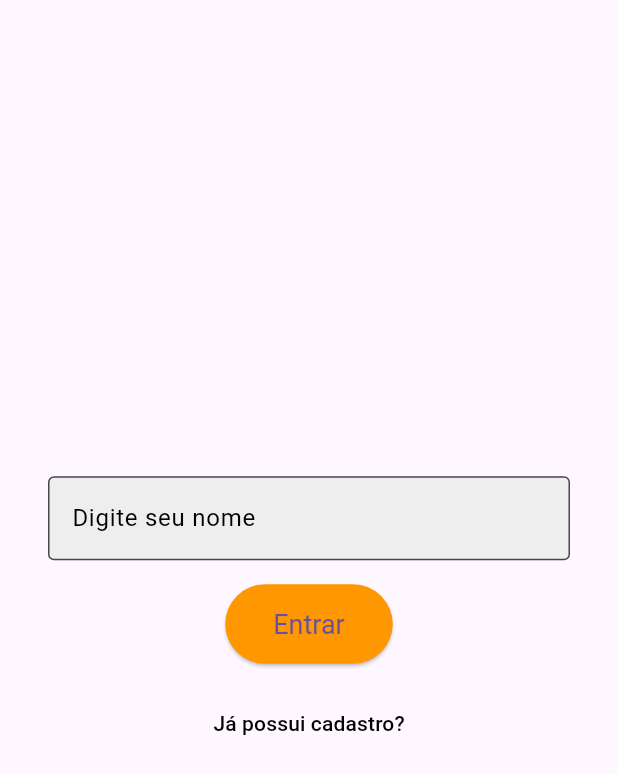
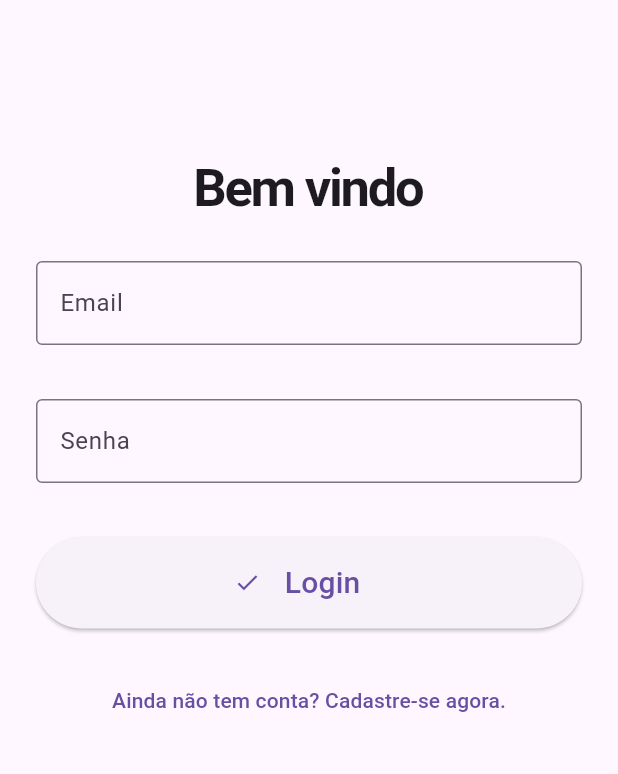
Before and after one commit to mamancio/PROJETO-BIMESTRE-2-FLUTTER-DART, a Flutter app: the screen it shows after launch, after a tap on "Entrar", on a phone screen of 412 x 824 dp. Shown: the top 774 px of the screen. Run offline on Flutter 3.47's test engine with Material 3 defaults, Android fonts, the phone set to English and light mode, and no system bars.

Commit message:
mais um commit

```diff
--- /dev/null
+++ b/lib/database/db.dart
@@ -0,0 +1 @@
+class DB {}
--- a/lib/pages/login.dart
+++ b/lib/pages/login.dart
@@ -1,66 +1,165 @@
 import 'package:flutter/material.dart';
 import 'homePages.dart';
 
-class Login extends StatelessWidget {
-  final TextEditingController _usernameController = TextEditingController();
+class Login extends StatefulWidget {
+  Login({Key? key}) : super(key: key);
+
+  @override
+  _LoginPageState createState() => _LoginPageState();
+}
+
+class _LoginPageState extends State<Login> {
+  final formKey = GlobalKey<FormState>();
+  final email = TextEditingController();
+  final senha = TextEditingController();
+
+  bool isLogin = true;
+  late String titulo;
+  late String actionButton;
+  late String toggleButton;
+  bool loading = false;
+
+  @override
+  void initState() {
+    super.initState();
+    setFormAction(true);
+  }
+
+  setFormAction(bool acao) {
+    setState(() {
+      isLogin = acao;
+      if (isLogin) {
+        titulo = 'Bem vindo';
+        actionButton = 'Login';
+        toggleButton = 'Ainda não tem conta? Cadastre-se agora.';
+      } else {
+        titulo = 'Crie sua conta';
+        actionButton = 'Cadastrar';
+        toggleButton = 'Voltar ao Login.';
+      }
+    });
+  }
+
+  login() {
+    Navigator.pushReplacement(
+      context,
+      MaterialPageRoute(
+          builder: (context) => HomePage(
+                username: '',
+              )),
+    );
+  }
+
+  registrar() async {}
 
   @override
   Widget build(BuildContext context) {
     return Scaffold(
-      body: Padding(
-        padding: const EdgeInsets.all(16.0),
+      body: SingleChildScrollView(
+        child: Padding(
+          padding: EdgeInsets.only(top: 100),
+          child: Form(
+            key: formKey,
             child: Column(
               mainAxisAlignment: MainAxisAlignment.center,
               children: [
-            // Campo de texto para nome de usuário
-            Padding(
-              padding: const EdgeInsets.symmetric(horizontal: 16.0),
-              child: TextField(
-                controller: _usernameController,
-                decoration: InputDecoration(
-                  labelText: 'Digite seu nome',
-                  labelStyle: TextStyle(color: Colors.black),
-                  border: OutlineInputBorder(),
-                  filled: true,
-                  fillColor: Colors.grey[200],
+                Text(
+                  titulo,
+                  style: TextStyle(
+                    fontSize: 35,
+                    fontWeight: FontWeight.bold,
+                    letterSpacing: -1.5,
                   ),
                 ),
+                Padding(
+                  padding: EdgeInsets.all(24),
+                  child: TextFormField(
+                    controller: email,
+                    decoration: InputDecoration(
+                      border: OutlineInputBorder(),
+                      labelText: 'Email',
                     ),
-            SizedBox(height: 16),
-            // Botão de login
-            ElevatedButton(
+                    keyboardType: TextInputType.emailAddress,
+
+                    // Remova ou comente a validação temporária
+                    validator: (value) {
+                      // if (value!.isEmpty) {
+                      //   return 'Informe o email corretamente!';
+                      // }
+                      return null;
+                    },
+                  ),
+                ),
+                Padding(
+                  padding:
+                      EdgeInsets.symmetric(vertical: 12.0, horizontal: 24.0),
+                  child: TextFormField(
+                    controller: senha,
+                    obscureText: true,
+                    decoration: InputDecoration(
+                      border: OutlineInputBorder(),
+                      labelText: 'Senha',
+                    ),
+
+                    // Remova ou comente a validação temporária
+                    validator: (value) {
+                      // if (value!.isEmpty) {
+                      //   return 'Informa sua senha!';
+                      // } else if (value.length < 6) {
+                      //   return 'Sua senha deve ter no mínimo 6 caracteres';
+                      // }
+                      return null;
+                    },
+                  ),
+                ),
+                Padding(
+                  padding: EdgeInsets.all(24.0),
+                  child: ElevatedButton(
                     onPressed: () {
-                final username = _usernameController.text.trim();
-                if (username.isNotEmpty) {
-                  Navigator.push(
-                    context,
-                    MaterialPageRoute(
-                      builder: (context) => HomePage(username: username),
-                    ),
-                  );
+                      if (isLogin) {
+                        // Chama a função login que agora vai para a HomePage
+                        login();
+                      } else {
+                        registrar();
                       }
                     },
-              child: Text('Entrar'),
-              style: ElevatedButton.styleFrom(
-                backgroundColor: Colors.orange,
-                padding: EdgeInsets.symmetric(vertical: 16, horizontal: 32),
-                textStyle: TextStyle(fontSize: 18),
+                    child: Row(
+                      mainAxisAlignment: MainAxisAlignment.center,
+                      children: (loading)
+                          ? [
+                              Padding(
+                                padding: EdgeInsets.all(16),
+                                child: SizedBox(
+                                  width: 24,
+                                  height: 24,
+                                  child: CircularProgressIndicator(
+                                    color: Colors.white,
                                   ),
                                 ),
-            SizedBox(height: 16),
-            // Link de "Já possui cadastro?"
-            TextButton(
-              onPressed: () {
-                // Ação para quem já possui cadastro
-              },
+                              )
+                            ]
+                          : [
+                              Icon(Icons.check),
+                              Padding(
+                                padding: EdgeInsets.all(16.0),
                                 child: Text(
-                'Já possui cadastro?',
-                style: TextStyle(color: Colors.black),
+                                  actionButton,
+                                  style: TextStyle(fontSize: 20),
                                 ),
                               ),
                             ],
                     ),
                   ),
+                ),
+                TextButton(
+                  onPressed: () => setFormAction(!isLogin),
+                  child: Text(toggleButton),
+                ),
+              ],
+            ),
+          ),
+        ),
+      ),
     );
   }
 }
--- /dev/null
+++ b/lib/pages/login_old.dart
@@ -0,0 +1,67 @@
+import 'package:flutter/material.dart';
+import 'homePages.dart';
+
+class Login extends StatelessWidget {
+  final TextEditingController _usernameController = TextEditingController();
+
+  @override
+  Widget build(BuildContext context) {
+    return Scaffold(
+      body: Padding(
+        padding: const EdgeInsets.all(16.0),
+        child: Column(
+          mainAxisAlignment: MainAxisAlignment.center,
+          children: [
+            // Campo de texto para nome de usuário
+            Padding(
+              padding: const EdgeInsets.symmetric(horizontal: 16.0),
+              child: TextField(
+                controller: _usernameController,
+                decoration: InputDecoration(
+                  labelText: 'Digite seu nome',
+                  labelStyle: TextStyle(color: Colors.black),
+                  border: OutlineInputBorder(),
+                  filled: true,
+                  fillColor: Colors.grey[200],
+                ),
+              ),
+            ),
+            SizedBox(height: 16),
+
+            // Botão de login
+            ElevatedButton(
+              onPressed: () {
+                final username = _usernameController.text.trim();
+                if (username.isNotEmpty) {
+                  Navigator.push(
+                    context,
+                    MaterialPageRoute(
+                      builder: (context) => HomePage(username: username),
+                    ),
+                  );
+                }
+              },
+              child: Text('Entrar'),
+              style: ElevatedButton.styleFrom(
+                backgroundColor: Colors.orange,
+                padding: EdgeInsets.symmetric(vertical: 16, horizontal: 32),
+                textStyle: TextStyle(fontSize: 18),
+              ),
+            ),
+            SizedBox(height: 16),
+            // Link de "Já possui cadastro?"
+            TextButton(
+              onPressed: () {
+                // Ação para quem já possui cadastro
+              },
+              child: Text(
+                'Já possui cadastro?',
+                style: TextStyle(color: Colors.black),
+              ),
+            ),
+          ],
+        ),
+      ),
+    );
+  }
+}
--- a/pubspec.yaml
+++ b/pubspec.yaml
@@ -11,6 +11,8 @@ environment:
 dependencies:
   flutter:
     sdk: flutter
+
+    sqflite: ^2.0.0+3
 
   cupertino_icons: ^1.0.8
 
```
Lines whose indentation alone changed are shown as unchanged.
